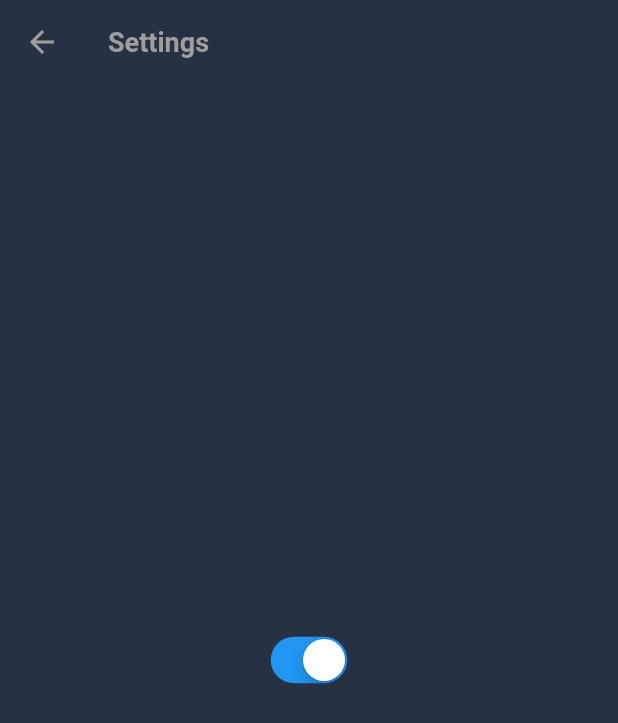
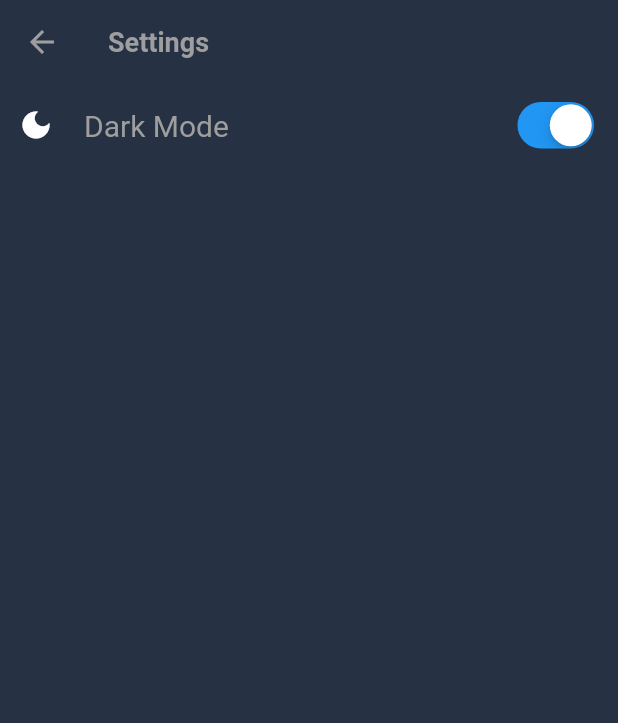
Before and after one commit to Harishwarrior/pulse_rate_monitor, a Flutter app: the Settings screen opened directly, on a phone screen of 412 x 824 dp. Shown: the top 723 px of the screen. Run offline on Flutter 3.47's test engine with Material 2 defaults, Android fonts, the phone set to English and light mode, and no system bars; our stand-ins replace charts_flutter, flutter_riverpod, percent_indicator, wakelock; missing offline and left inert: flutter_better_camera.

Commit message:
Option for Dark Mode added

```diff
--- a/lib/view/setting.dart
+++ b/lib/view/setting.dart
@@ -19,7 +19,32 @@ class Settings extends ConsumerWidget {
         elevation: 0,
         title: Text('Settings'),
       ),
-      body: Center(
+      body: Padding(
+        padding: const EdgeInsets.symmetric(
+          vertical: 8,
+          horizontal: 12,
+        ),
+        child: Column(
+          children: [
+            Row(
+              mainAxisAlignment: MainAxisAlignment.spaceBetween,
+              children: [
+                Row(
+                  children: [
+                    Icon(Icons.dark_mode),
+                    SizedBox(
+                      width: 20,
+                    ),
+                    Text(
+                      "Dark Mode",
+                      style: TextStyle(
+                        color: Colors.grey,
+                        fontSize: 20,
+                      ),
+                    ),
+                  ],
+                ),
+                Center(
                   child: CupertinoSwitch(
                     value: !isDarkMode,
                     activeColor: Colors.blue,
@@ -28,6 +53,11 @@ class Settings extends ConsumerWidget {
                     },
                   ),
                 ),
+              ],
+            ),
+          ],
+        ),
+      ),
     );
   }
 }
```
Lines whose indentation alone changed are shown as unchanged.
